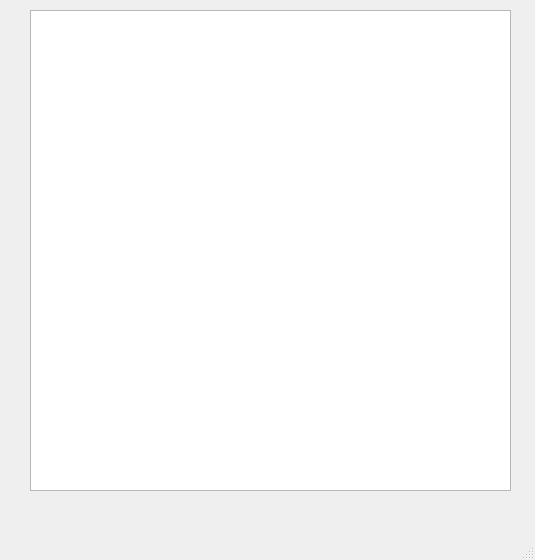
Above: uis/l2.ui from zui0711/FailurePredict before the change. Below: the same form after it.
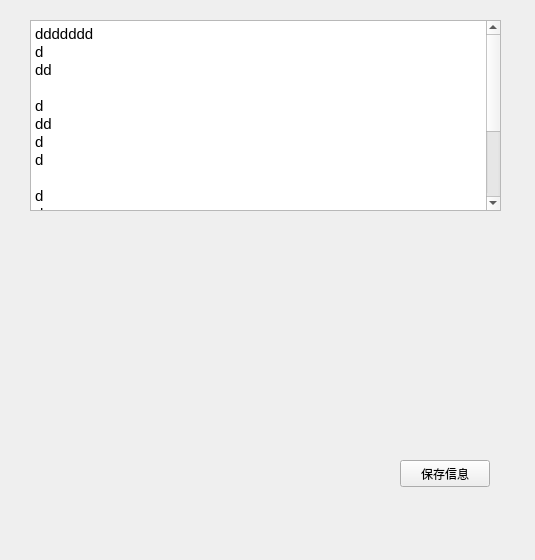
That is the form after the change.

The edit to the form file:
```diff
--- a/uis/l2.ui
+++ b/uis/l2.ui
@@ -18,24 +18,49 @@
     <property name="geometry">
      <rect>
       <x>30</x>
-      <y>10</y>
-      <width>481</width>
-      <height>481</height>
+      <y>20</y>
+      <width>471</width>
+      <height>191</height>
      </rect>
     </property>
+    <property name="html">
+     <string>&lt;!DOCTYPE HTML PUBLIC &quot;-//W3C//DTD HTML 4.0//EN&quot; &quot;http://www.w3.org/TR/REC-html40/strict.dtd&quot;&gt;
+&lt;html&gt;&lt;head&gt;&lt;meta name=&quot;qrichtext&quot; content=&quot;1&quot; /&gt;&lt;style type=&quot;text/css&quot;&gt;
+p, li { white-space: pre-wrap; }
+&lt;/style&gt;&lt;/head&gt;&lt;body style=&quot; font-family:'Ubuntu'; font-size:11pt; font-weight:400; font-style:normal;&quot;&gt;
+&lt;p style=&quot; margin-top:0px; margin-bottom:0px; margin-left:0px; margin-right:0px; -qt-block-indent:0; text-indent:0px;&quot;&gt;ddddddd&lt;/p&gt;
+&lt;p style=&quot; margin-top:0px; margin-bottom:0px; margin-left:0px; margin-right:0px; -qt-block-indent:0; text-indent:0px;&quot;&gt;d&lt;/p&gt;
+&lt;p style=&quot; margin-top:0px; margin-bottom:0px; margin-left:0px; margin-right:0px; -qt-block-indent:0; text-indent:0px;&quot;&gt;dd&lt;/p&gt;
+&lt;p style=&quot;-qt-paragraph-type:empty; margin-top:0px; margin-bottom:0px; margin-left:0px; margin-right:0px; -qt-block-indent:0; text-indent:0px;&quot;&gt;&lt;br /&gt;&lt;/p&gt;
+&lt;p style=&quot; margin-top:0px; margin-bottom:0px; margin-left:0px; margin-right:0px; -qt-block-indent:0; text-indent:0px;&quot;&gt;d&lt;/p&gt;
+&lt;p style=&quot; margin-top:0px; margin-bottom:0px; margin-left:0px; margin-right:0px; -qt-block-indent:0; text-indent:0px;&quot;&gt;dd&lt;/p&gt;
+&lt;p style=&quot; margin-top:0px; margin-bottom:0px; margin-left:0px; margin-right:0px; -qt-block-indent:0; text-indent:0px;&quot;&gt;d&lt;/p&gt;
+&lt;p style=&quot; margin-top:0px; margin-bottom:0px; margin-left:0px; margin-right:0px; -qt-block-indent:0; text-indent:0px;&quot;&gt;d&lt;/p&gt;
+&lt;p style=&quot;-qt-paragraph-type:empty; margin-top:0px; margin-bottom:0px; margin-left:0px; margin-right:0px; -qt-block-indent:0; text-indent:0px;&quot;&gt;&lt;br /&gt;&lt;/p&gt;
+&lt;p style=&quot; margin-top:0px; margin-bottom:0px; margin-left:0px; margin-right:0px; -qt-block-indent:0; text-indent:0px;&quot;&gt;d&lt;/p&gt;
+&lt;p style=&quot; margin-top:0px; margin-bottom:0px; margin-left:0px; margin-right:0px; -qt-block-indent:0; text-indent:0px;&quot;&gt;d&lt;/p&gt;
+&lt;p style=&quot; margin-top:0px; margin-bottom:0px; margin-left:0px; margin-right:0px; -qt-block-indent:0; text-indent:0px;&quot;&gt;d&lt;/p&gt;
+&lt;p style=&quot; margin-top:0px; margin-bottom:0px; margin-left:0px; margin-right:0px; -qt-block-indent:0; text-indent:0px;&quot;&gt;d&lt;/p&gt;
+&lt;p style=&quot; margin-top:0px; margin-bottom:0px; margin-left:0px; margin-right:0px; -qt-block-indent:0; text-indent:0px;&quot;&gt;d&lt;/p&gt;
+&lt;p style=&quot; margin-top:0px; margin-bottom:0px; margin-left:0px; margin-right:0px; -qt-block-indent:0; text-indent:0px;&quot;&gt;d&lt;/p&gt;
+&lt;p style=&quot; margin-top:0px; margin-bottom:0px; margin-left:0px; margin-right:0px; -qt-block-indent:0; text-indent:0px;&quot;&gt;d&lt;/p&gt;
+&lt;p style=&quot;-qt-paragraph-type:empty; margin-top:0px; margin-bottom:0px; margin-left:0px; margin-right:0px; -qt-block-indent:0; text-indent:0px;&quot;&gt;&lt;br /&gt;&lt;/p&gt;&lt;/body&gt;&lt;/html&gt;</string>
+    </property>
    </widget>
+   <widget class="QPushButton" name="pushButton">
+    <property name="geometry">
+     <rect>
+      <x>400</x>
+      <y>460</y>
+      <width>90</width>
+      <height>27</height>
+     </rect>
+    </property>
+    <property name="text">
+     <string>保存信息</string>
+    </property>
+   </widget>
   </widget>
-  <widget class="QMenuBar" name="menubar">
-   <property name="geometry">
-    <rect>
-     <x>0</x>
-     <y>0</y>
-     <width>535</width>
-     <height>28</height>
-    </rect>
-   </property>
-  </widget>
-  <widget class="QStatusBar" name="statusbar"/>
  </widget>
  <resources/>
  <connections/>
```
Left out of the diff: 2 changed lines with no effect on the pictures.
